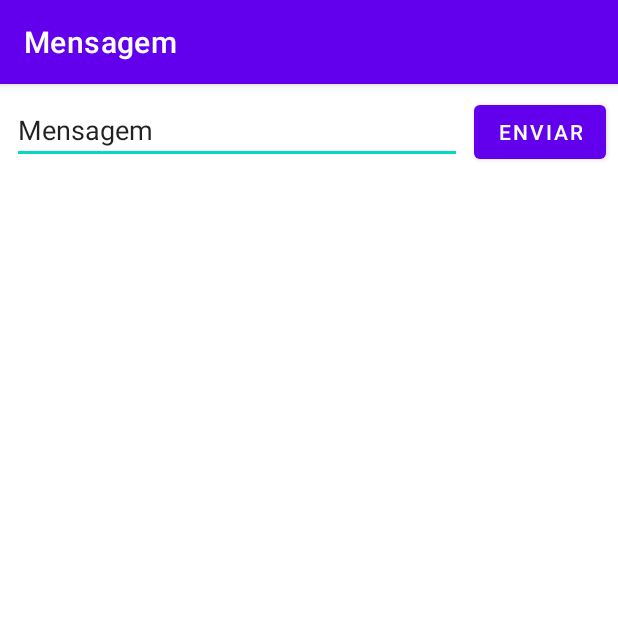
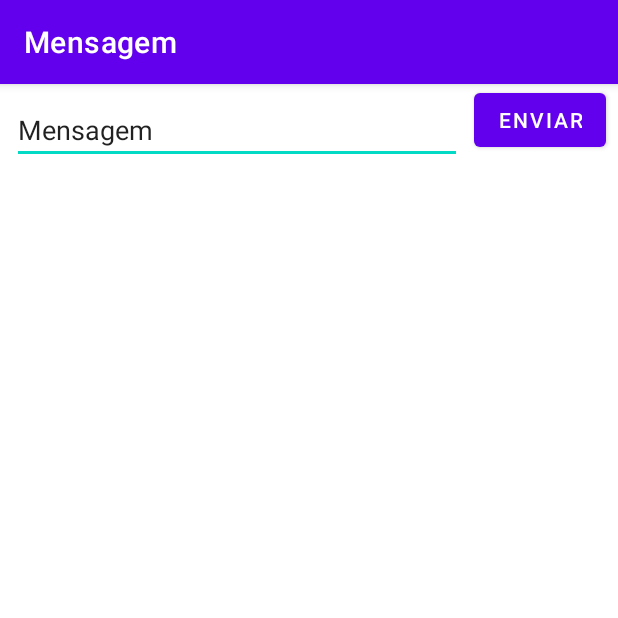
Before and after one commit to DaniCarmona/Mensagem, an Android app: the screen it shows after launch (MainActivity), on a phone screen of 412 x 824 dp, the top half of it. Run offline under Robolectric (Android 15) with nearby library versions, the phone set to English and light mode, and no system bars.

Commit message:
alterado o layout de constraint para linear

```diff
--- a/app/src/main/res/layout/activity_main.xml
+++ b/app/src/main/res/layout/activity_main.xml
@@ -1,9 +1,10 @@
 <?xml version="1.0" encoding="utf-8"?>
-<androidx.constraintlayout.widget.ConstraintLayout xmlns:android="http://schemas.android.com/apk/res/android"
+<LinearLayout xmlns:android="http://schemas.android.com/apk/res/android"
     xmlns:app="http://schemas.android.com/apk/res-auto"
     xmlns:tools="http://schemas.android.com/tools"
     android:layout_width="match_parent"
     android:layout_height="match_parent"
+    android:orientation="horizontal"
     tools:context=".MainActivity">
 
     <EditText
@@ -15,12 +16,10 @@
         android:layout_marginTop="8dp"
         android:layout_marginEnd="8dp"
         android:layout_marginRight="8dp"
+        android:layout_weight="1"
         android:ems="10"
         android:inputType="textPersonName"
-        android:text="@string/mensagem"
-        app:layout_constraintEnd_toStartOf="@+id/buttonEnviar"
-        app:layout_constraintStart_toStartOf="parent"
-        app:layout_constraintTop_toTopOf="parent" />
+        android:text="@string/mensagem" />
 
     <Button
         android:id="@+id/buttonEnviar"
@@ -28,7 +27,5 @@
         android:layout_height="wrap_content"
         android:layout_marginEnd="8dp"
         android:layout_marginRight="8dp"
-        android:text="@string/enviar"
-        app:layout_constraintBaseline_toBaselineOf="@+id/editTextMensagem"
-        app:layout_constraintEnd_toEndOf="parent" />
-</androidx.constraintlayout.widget.ConstraintLayout>
+        android:text="@string/enviar" />
+</LinearLayout>
```
